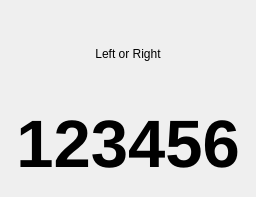
Qt form src/PageIndicator.ui (ic005k/Knot-Legacy) before a commit.
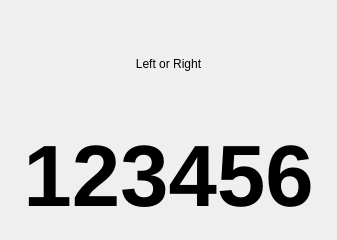
The same form after that commit.

The edit to the form file:
```diff
--- a/src/PageIndicator.ui
+++ b/src/PageIndicator.ui
@@ -6,8 +6,8 @@
    <rect>
     <x>0</x>
     <y>0</y>
-    <width>256</width>
-    <height>197</height>
+    <width>337</width>
+    <height>240</height>
    </rect>
   </property>
   <property name="windowTitle">
@@ -38,21 +38,11 @@
   <layout class="QGridLayout" name="gridLayout">
    <item row="1" column="0">
     <layout class="QVBoxLayout" name="verticalLayout">
-     <item>
-      <widget class="QLabel" name="lblPic">
-       <property name="text">
-        <string>Left or Right</string>
-       </property>
-       <property name="alignment">
-        <set>Qt::AlignCenter</set>
-       </property>
-      </widget>
-     </item>
      <item>
       <widget class="QLabel" name="lblPageNumber">
        <property name="font">
         <font>
-         <pointsize>50</pointsize>
+         <pointsize>65</pointsize>
          <bold>true</bold>
         </font>
        </property>
@@ -66,6 +56,46 @@
      </item>
     </layout>
    </item>
+   <item row="0" column="0">
+    <layout class="QHBoxLayout" name="horizontalLayout">
+     <item>
+      <spacer name="horizontalSpacer">
+       <property name="orientation">
+        <enum>Qt::Horizontal</enum>
+       </property>
+       <property name="sizeHint" stdset="0">
+        <size>
+         <width>40</width>
+         <height>20</height>
+        </size>
+       </property>
+      </spacer>
+     </item>
+     <item>
+      <widget class="QLabel" name="lblPic">
+       <property name="text">
+        <string>Left or Right</string>
+       </property>
+       <property name="alignment">
+        <set>Qt::AlignCenter</set>
+       </property>
+      </widget>
+     </item>
+     <item>
+      <spacer name="horizontalSpacer_2">
+       <property name="orientation">
+        <enum>Qt::Horizontal</enum>
+       </property>
+       <property name="sizeHint" stdset="0">
+        <size>
+         <width>40</width>
+         <height>20</height>
+        </size>
+       </property>
+      </spacer>
+     </item>
+    </layout>
+   </item>
   </layout>
  </widget>
  <resources/>
```
